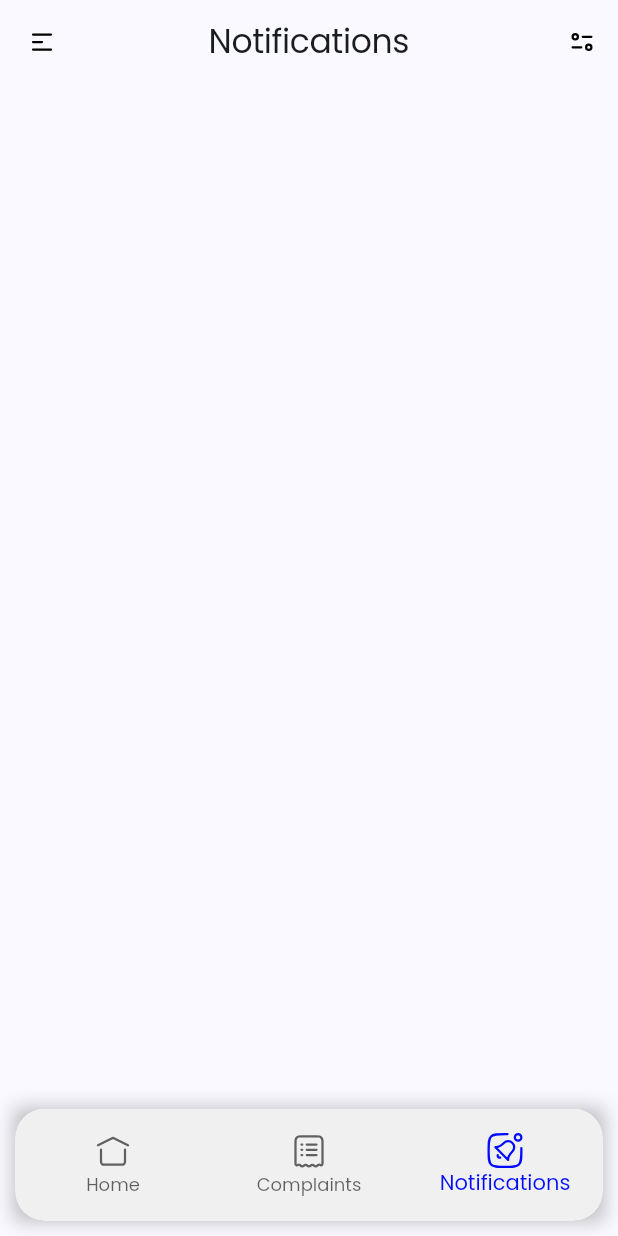
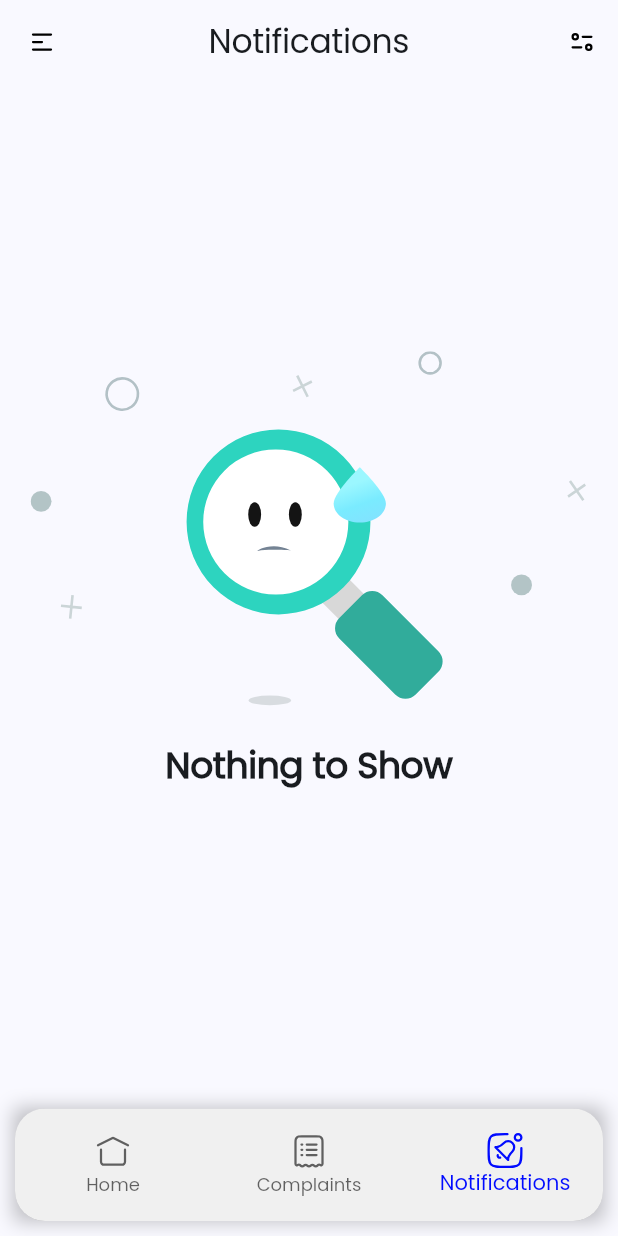
Before and after one commit to codersFlow20/jcc, a Flutter app: the NotificationScreen screen opened by its route, on a phone screen of 412 x 824 dp. Run offline on Flutter 3.47's test engine with Material 2 defaults, Android fonts, the phone set to English and light mode, and no system bars; our stand-ins replace bloc, cloud_firestore, equatable, firebase_auth, firebase_core, firebase_storage and 8 more; missing offline and left inert: flutter_form_bloc, onesignal_flutter; accounts and stored records are empty.

Commit message:
Complaint details screen connect backend

```diff
--- a/lib/config/router.dart
+++ b/lib/config/router.dart
@@ -14,6 +14,7 @@ import 'package:jcc/features/notification/screens/notification_screen.dart';
 import 'package:jcc/features/register/screens/register_screen.dart';
 import 'package:jcc/features/user_profile/screens/edit_user_profile.dart';
 import 'package:jcc/features/user_profile/screens/user_profile.dart';
+import 'package:jcc/models/complaint_model.dart';
 
 final _rootNavigatorKey = GlobalKey<NavigatorState>();
 final _shellNavigatorKey = GlobalKey<NavigatorState>();
@@ -115,7 +116,11 @@ final router = GoRouter(
             GoRoute(
               parentNavigatorKey: _rootNavigatorKey,
               path: 'complaint_details',
-              builder: (context, state) => const ComplaintDetails(),
+              name: 'complaint_details',
+              builder: (context, state) {
+                ComplaintModel complaint = state.extra as ComplaintModel;
+                return ComplaintDetails(complaint: complaint);
+              },
             ),
           ],
         ),
--- a/lib/features/notification/screens/notification_screen.dart
+++ b/lib/features/notification/screens/notification_screen.dart
@@ -9,6 +9,7 @@ import 'package:jcc/common/widget/menu_drawer.dart';
 import 'package:jcc/constants/string_constants.dart';
 import 'package:jcc/generated/assets.dart';
 import 'package:jcc/theme/colors.dart';
+import 'package:lottie/lottie.dart';
 import '../../../bloc/notification/notification_bloc.dart';
 import '../../../models/notification_model.dart';
 import '../../../utils/conversion.dart';
@@ -119,6 +120,28 @@ class _NotificationScreenState extends State<NotificationScreen> {
             return Center(child: CircularProgressIndicator());
           } else if (state is NotificationLoaded) {
             list = state.notificationList;
+            if (list.isEmpty) {
+              return Column(
+                children: [
+                  const SizedBox(
+                    height: 150,
+                  ),
+                  Lottie.asset(
+                    Assets.lottieSearch,
+                    repeat: true,
+                  ),
+                  const SizedBox(
+                    height: 10,
+                  ),
+                  Text(
+                    'Nothing to Show',
+                    style: Theme.of(context).textTheme.displayLarge?.copyWith(
+                          fontWeight: FontWeight.w600,
+                        ),
+                  ),
+                ],
+              );
+            } else {
               return ListView.separated(
                 controller: widget.controller,
                 padding: const EdgeInsets.all(10),
@@ -133,6 +156,7 @@ class _NotificationScreenState extends State<NotificationScreen> {
                   height: 5,
                 ),
               );
+            }
           } else if (state is NotificationError) {
             return Center(
               child: Text(state.message),
@@ -157,7 +181,8 @@ class _NotificationScreenState extends State<NotificationScreen> {
         children: [
           Text(
             "Sort",
-            style: GoogleFonts.robotoCondensed(fontSize: 14),),
+            style: GoogleFonts.robotoCondensed(fontSize: 14),
+          ),
           DropdownButtonFormField(
             padding: const EdgeInsets.only(left: 15),
             style: TextStyle(
--- a/lib/main.dart
+++ b/lib/main.dart
@@ -31,7 +31,7 @@ Future<void> main() async {
   OneSignal.Notifications.requestPermission(true);
   dev.log("${OneSignal.Notifications.permission}",
       name: 'Notification Permissions ');
-  dev.log(OneSignal.User.pushSubscription.token!git);
+  // dev.log(OneSignal.User.pushSubscription.token!git);
   runApp(const MyApp());
 }
 
```
Also changed, not shown: assets/lottie/search.json (+1 -1 lines), lib/features/complaint/screens/complaint_details.dart (+48 -25 lines), lib/features/complaint/screens/complaint_list.dart (+7 -3 lines), lib/features/complaint/screens/complaint_register.dart (+4 -3 lines), lib/features/complaint/widgets/complaint_widget.dart (+16 -4 lines). Lines whose indentation alone changed are shown as unchanged.
